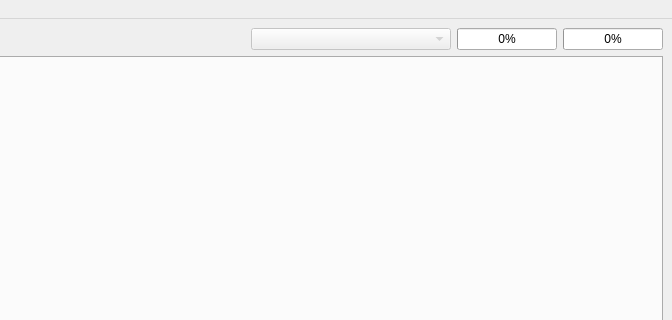
Above: cfclient/ui/main.ui from bitcraze/crazyflie-clients-python before the change; both pictures show x 200 to 872 and y 0 to 320 of the 872 by 750 pixel window. Below: the same form after it.
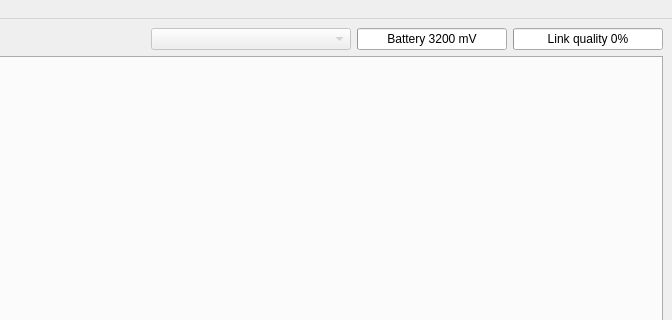
That is the form after the change.

Commit message: Fixed motor/battery/thrust logging

What changed in the file:
```diff
--- a/cfclient/ui/main.ui
+++ b/cfclient/ui/main.ui
@@ -46,7 +46,7 @@
          <widget class="QProgressBar" name="linkQualityBar">
           <property name="minimumSize">
            <size>
-            <width>20</width>
+            <width>150</width>
             <height>0</height>
            </size>
           </property>
@@ -56,24 +56,42 @@
             <height>16777215</height>
            </size>
           </property>
+          <property name="maximum">
+           <number>100</number>
+          </property>
           <property name="value">
            <number>0</number>
           </property>
           <property name="textVisible">
            <bool>true</bool>
           </property>
+          <property name="format">
+           <string>Link quality %p%</string>
+          </property>
          </widget>
         </item>
         <item row="0" column="4">
          <widget class="QProgressBar" name="batteryBar">
+          <property name="minimumSize">
+           <size>
+            <width>150</width>
+            <height>0</height>
+           </size>
+          </property>
           <property name="maximumSize">
            <size>
-            <width>100</width>
+            <width>150</width>
             <height>16777215</height>
            </size>
           </property>
+          <property name="minimum">
+           <number>3200</number>
+          </property>
+          <property name="maximum">
+           <number>4000</number>
+          </property>
           <property name="value">
-           <number>0</number>
+           <number>3200</number>
           </property>
           <property name="textVisible">
            <bool>true</bool>
@@ -84,6 +102,9 @@
           <property name="textDirection">
            <enum>QProgressBar::TopToBottom</enum>
           </property>
+          <property name="format">
+           <string>Battery %v mV</string>
+          </property>
          </widget>
         </item>
         <item row="0" column="1">
```
Left out of the diff: 10 changed lines with no effect on the pictures. The commit also changes 4 other files.
